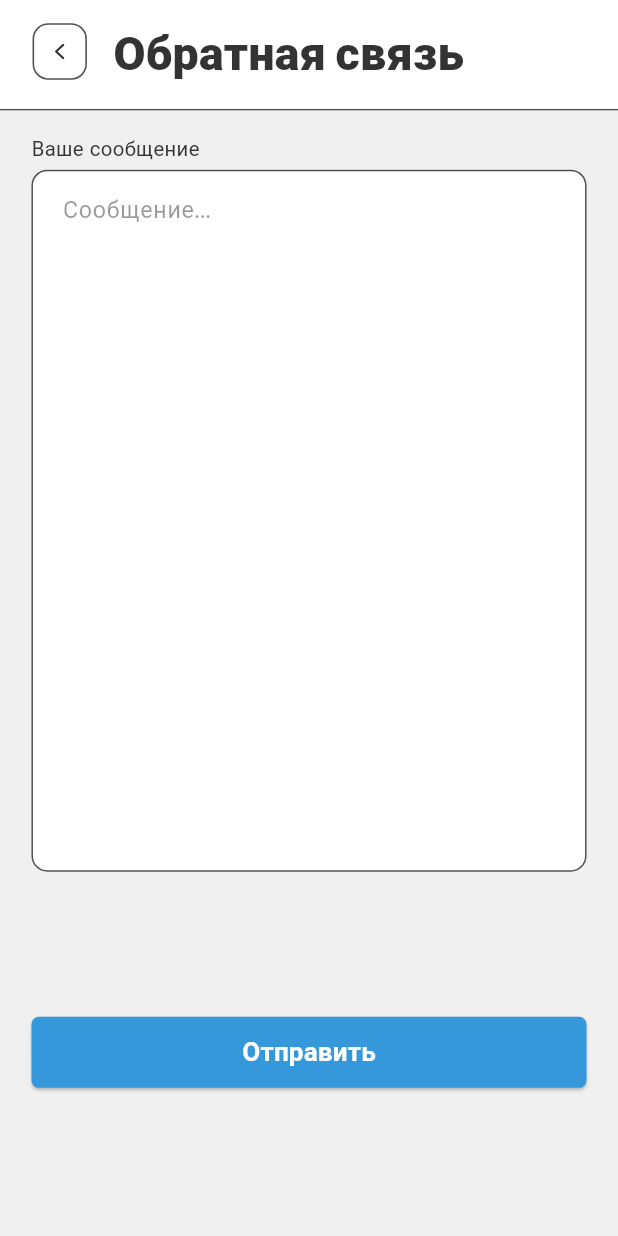
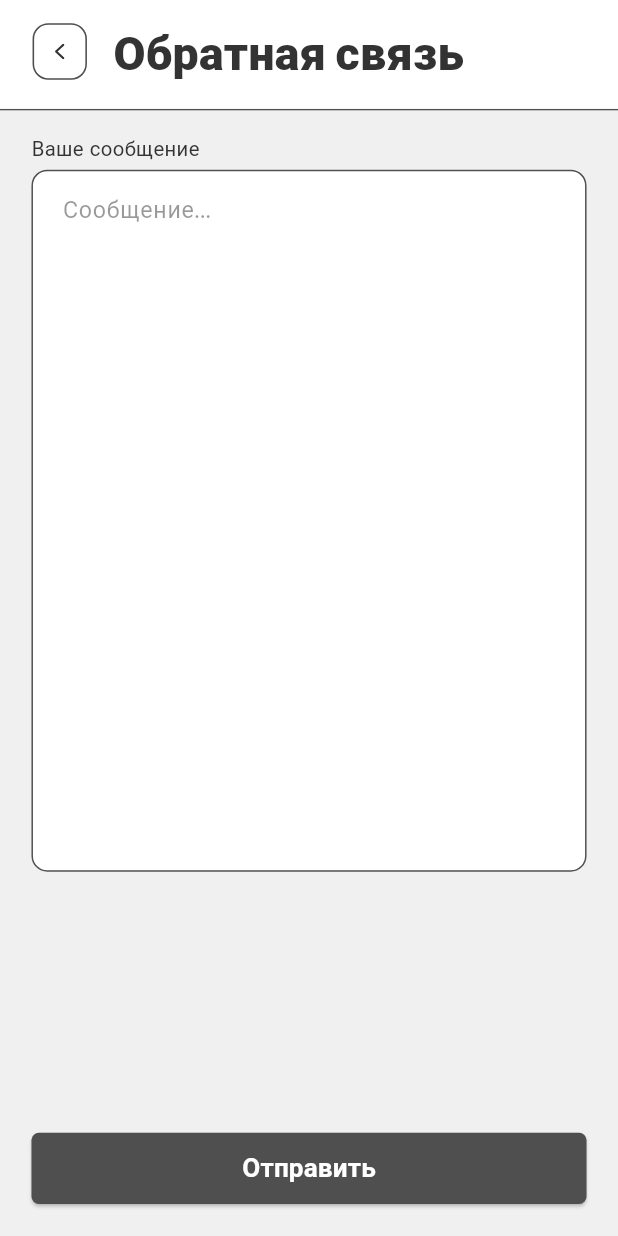
Before and after one commit to LiliaLuSol/ave_memoria, a Flutter app: the Profile screen opened directly, after a tap on "Обратная связь", on a phone screen of 412 x 824 dp. Run offline on Flutter 3.47's test engine with Material 3 defaults, Android fonts, the light colour scheme and no system bars; our stand-ins replace awesome_dialog, cached_network_image, connectivity_plus, equatable, flip_card, flutter_bloc and 9 more; accounts and stored records are empty; statements that could not run were skipped.

Commit message:
fix profile

```diff
--- a/lib/pages/profile.dart
+++ b/lib/pages/profile.dart
@@ -16,7 +16,6 @@ class Profile extends StatefulWidget {
 class _ProfileState extends State<Profile> with TickerProviderStateMixin {
   final _emailcontroller = TextEditingController();
   final emailFocusNode = FocusNode();
-  final _namecontroller = TextEditingController();
   final nameFocusNode = FocusNode();
 
   bool isNameValid = false;
@@ -60,8 +59,7 @@ class _ProfileState extends State<Profile> with TickerProviderStateMixin {
     final res = await supabase
         .from('profileusergame')
         .select('money')
-        .eq('email',
-        email)
+        .eq('email', email)
         .count(CountOption.exact);
     final data = res.data;
     setState(() {
@@ -138,8 +136,7 @@ class _ProfileState extends State<Profile> with TickerProviderStateMixin {
                               moneyList.isNotEmpty
                                   ? moneyList.first.toString()
                                   : '0',
-                            style: CustomTextStyles.semiBold18Text)
-                      ),
+                              style: CustomTextStyles.semiBold18Text)),
                       IconButton(
                         icon: FaIcon(
                           FontAwesomeIcons.coins,
@@ -178,34 +175,6 @@ class _ProfileState extends State<Profile> with TickerProviderStateMixin {
                                             crossAxisAlignment:
                                                 CrossAxisAlignment.start,
                                             children: [
-                                              Text(
-                                                "Имя воплощения",
-                                                style:
-                                                    theme.textTheme.bodyMedium,
-                                              ),
-                                              SizedBox(height: 4.v),
-                                              CustomTextFormField(
-                                                controller: _namecontroller,
-                                                focusNode: nameFocusNode,
-                                                autofocus: false,
-                                                hintText: "Игрок",
-                                                textInputType:
-                                                    TextInputType.text,
-                                                validator: (value) {
-                                                  return value!.length < 1 &&
-                                                          value!.length > 16
-                                                      ? "Длина имени от 1 до 16 символов"
-                                                      : null;
-                                                },
-                                                onChanged: (value) {
-                                                  setState(() {
-                                                    isNameValid =
-                                                        value.length >= 1 &&
-                                                            value.length <= 16;
-                                                  });
-                                                },
-                                              ),
-                                              SizedBox(height: 16.v),
                                               Text(
                                                 "Email",
                                                 style:
@@ -554,7 +523,7 @@ class _ProfileState extends State<Profile> with TickerProviderStateMixin {
                                                           )
                                                         ])),
                                               ]),
-                                              SizedBox(height: 155.v),
+                                              SizedBox(height: 240.v),
                                               CustomElevatedButton(
                                                 text: "Выход из аккаунта",
                                                 buttonTextStyle:
--- a/lib/pages/support.dart
+++ b/lib/pages/support.dart
@@ -9,6 +9,7 @@ class Support extends StatefulWidget {
 }
 
 class _SupportState extends State<Support> {
+  bool isMessageNotEmpty = false;
   late TextEditingController messageplaceholController;
   final msgFocusNode = FocusNode();
 
@@ -80,32 +81,47 @@ class _SupportState extends State<Support> {
                                         SizedBox(height: 4.v),
                                         SingleChildScrollView(
                                             child: CustomTextFormField(
-                                                controller:
-                                                    messageplaceholController,
+                                          controller: messageplaceholController,
                                           focusNode: msgFocusNode,
                                           maxLines: 19,
                                           autofocus: false,
                                           hintText: "Сообщение...",
-                                                textInputAction:
-                                                    TextInputAction.done)),
-                                        SizedBox(height: 100.v),
+                                          textInputAction: TextInputAction.done,
+                                              onChanged: (p0) {
+                                                setState(() {
+                                                  isMessageNotEmpty = messageplaceholController.text.isNotEmpty;
+                                                });
+                                              },
+                                        )),
+                                        SizedBox(height: 180.v),
                                         CustomElevatedButton(
                                           text: "Отправить",
                                           buttonTextStyle: CustomTextStyles
                                               .semiBold18TextWhite,
-                                          buttonStyle: ElevatedButton.styleFrom(
+                                          buttonStyle: isMessageNotEmpty
+                                              ? ElevatedButton.styleFrom(
                                                   backgroundColor:
                                                       theme.colorScheme.primary,
                                                   shape: RoundedRectangleBorder(
                                                       borderRadius:
                                                           BorderRadius.circular(
+                                                              5)))
+                                              : ElevatedButton.styleFrom(
+                                                  backgroundColor:
+                                                      appTheme.gray,
+                                                  shape: RoundedRectangleBorder(
+                                                      borderRadius:
+                                                          BorderRadius.circular(
                                                               5))),
-                                          onTap: () {
+                                          onTap: isMessageNotEmpty
+                                              ? () {
                                                   context.showsnackbar(
-                                                title: 'Сообщение отправлено!',
+                                                      title:
+                                                          'Сообщение отправлено!',
                                                       color: Colors.grey);
                                                   Navigator.of(context).pop();
-                                          },
+                                                }
+                                              : null,
                                         ),
                                       ]))
                             ]))))));
```
Lines whose indentation alone changed are shown as unchanged.
